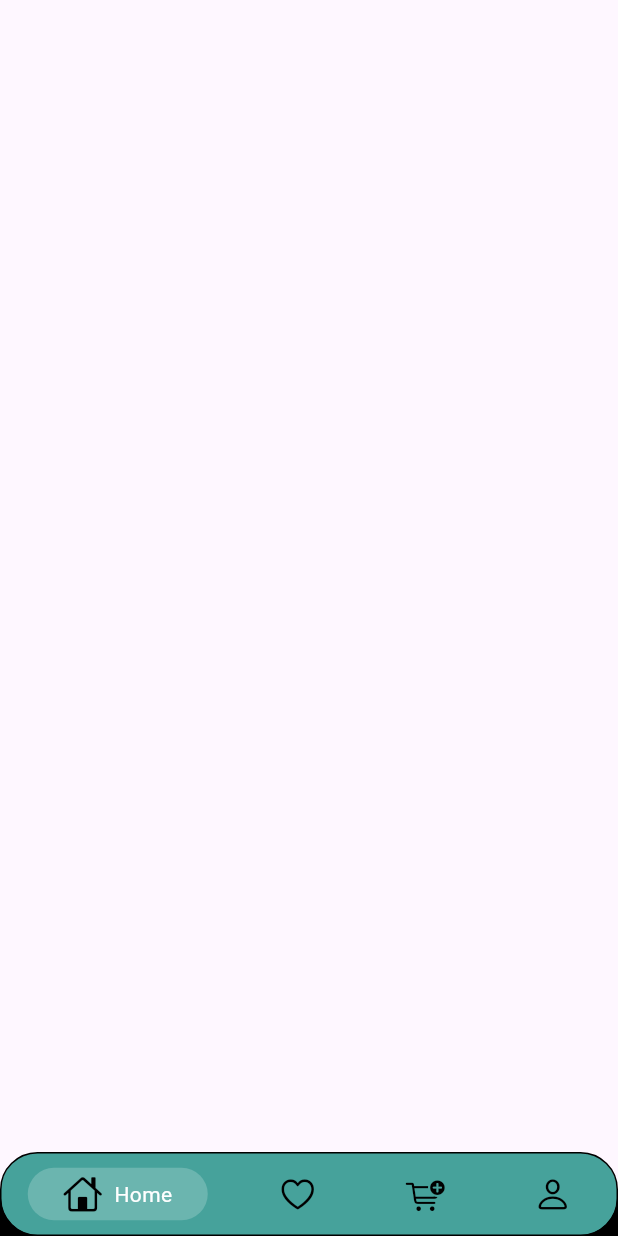
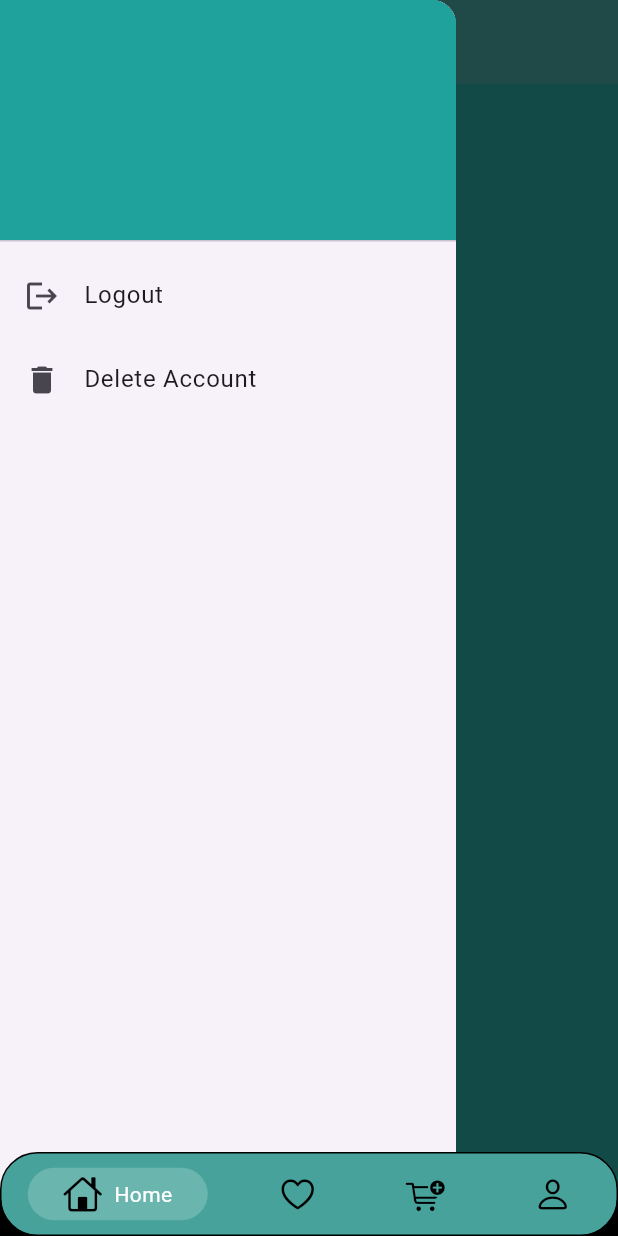
Before and after one commit to Zafarbek708k/shopping, a Flutter app: the screen it shows once a user with an empty profile is signed in, with the side drawer open (before the commit the screen has no drawer), on a phone screen of 412 x 824 dp. Run offline on Flutter 3.47's test engine with Material 3 defaults, Android fonts, the phone set to English and light mode, and no system bars; drawn by our look-alikes of persistent_bottom_nav_bar; our stand-ins replace firebase_auth, firebase_core, flutter_svg, google_sign_in; accounts and stored records are empty.

Commit message:
add custom_driwer.dart
and fix any files

accaunt_screen.dart
auth_gate.dart
initial_page.dart
liked_products_screen.dart
main_screen.dart

```diff
--- a/lib/all_pages/initial_page.dart
+++ b/lib/all_pages/initial_page.dart
@@ -5,6 +5,7 @@ import '../widgets/third_initial_page.dart';
 
 class InitialPage extends StatefulWidget {
   const InitialPage({Key? key}) : super(key: key);
+
 
   @override
   State<InitialPage> createState() => _InitialPageState();
--- a/lib/all_pages/main_screen.dart
+++ b/lib/all_pages/main_screen.dart
@@ -1,4 +1,6 @@
 import 'package:flutter/material.dart';
+
+import '../widgets/custom_driwer.dart';
 
 class MainScreen extends StatefulWidget {
   const MainScreen({super.key});
@@ -10,6 +12,27 @@ class MainScreen extends StatefulWidget {
 class _MainScreenState extends State<MainScreen> {
   @override
   Widget build(BuildContext context) {
-    return const Scaffold();
+    return Scaffold(
+      backgroundColor : const Color.fromARGB(255, 40, 162, 155),
+      appBar: AppBar(
+        backgroundColor: const Color.fromARGB(255, 70, 162, 155),
+
+      ),
+
+      drawer:   CustomDrawer(),
+      body: const SafeArea(
+        child: Padding(
+          padding: EdgeInsets.symmetric(horizontal: 16, vertical: 10),
+          child: Column(
+            mainAxisAlignment: MainAxisAlignment.start,
+            crossAxisAlignment: CrossAxisAlignment.start,
+            children: [
+              Text("BackButton "),
+              Text("All Products  "),
+            ],
+          ),
+        ),
+      ),
+    );
   }
 }
--- a/lib/authentication/auth_gate.dart
+++ b/lib/authentication/auth_gate.dart
@@ -1,7 +1,7 @@
 import 'package:firebase_auth/firebase_auth.dart';
 import 'package:flutter/cupertino.dart';
 import 'package:shopping/all_pages/first_menu.dart';
-import 'package:shopping/authentication/sign_in.dart';
+import '../all_pages/initial_page.dart';
 
 class AuthGate extends StatelessWidget {
   const AuthGate({super.key});
@@ -14,7 +14,7 @@ class AuthGate extends StatelessWidget {
           if(snapshot.hasData){
             return const FirstMenu();
           }else{
-            return const SignIn();
+            return const InitialPage();
           }
         },
     );
--- /dev/null
+++ b/lib/widgets/custom_driwer.dart
@@ -0,0 +1,58 @@
+import 'dart:io';
+import 'package:flutter/material.dart';
+import 'package:flutter/services.dart';
+
+import '../services/auth_service.dart';
+
+class CustomDrawer extends StatelessWidget {
+  CustomDrawer({super.key,});
+  bool value = true;
+
+
+  @override
+  Widget build(BuildContext context) {
+    return Drawer(
+      child: ListView(
+        padding: EdgeInsets.zero,
+        children: <Widget>[
+          const DrawerHeader(
+            decoration: BoxDecoration(
+             color: Color.fromARGB(255, 30, 162, 155),
+            ),
+            child: Column(
+              crossAxisAlignment: CrossAxisAlignment.start,
+              children: [
+                SizedBox(height: 10),
+              ],
+            ),
+          ),
+          ListTile(
+            leading: const Icon(Icons.logout),
+            title: const Text('Logout'),
+            onTap: () async{
+              await AuthService.logOut(context);
+              if (Platform.isAndroid || Platform.isIOS) {
+                Navigator.pushReplacementNamed(context, "/sign_in");
+              } else {
+                exit(0);
+              }
+            },
+          ),
+          ListTile(
+            leading: const Icon(Icons.delete),
+            title: const Text('Delete Account'),
+            onTap: () async{
+              await AuthService.deleteAccount(context);
+              if (Platform.isAndroid || Platform.isIOS) {
+
+                SystemNavigator.pop();
+              } else {
+                exit(0);
+              }
+            },
+          ),
+        ],
+      ),
+    );
+  }
+}
```
Also changed, not shown: lib/all_pages/accaunt_screen.dart (+29 -3 lines), lib/all_pages/basket_screen.dart (+24 -1 lines), lib/all_pages/liked_products_screen.dart (+46 -1 lines).
